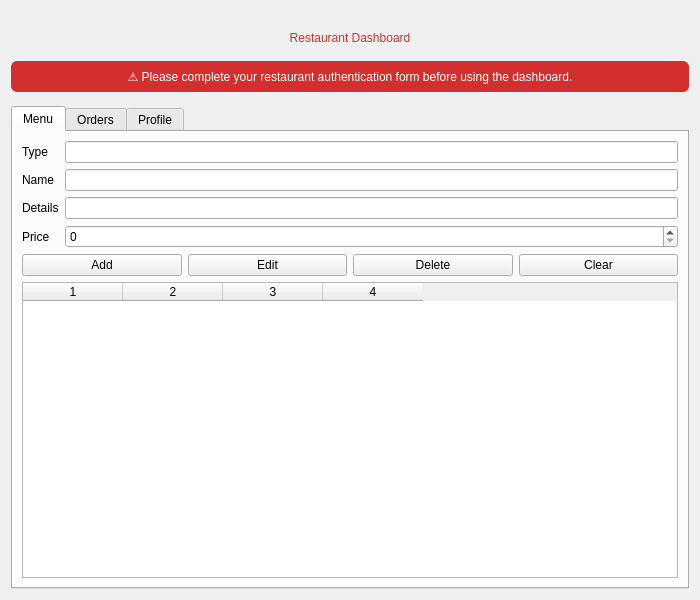
Old version of the form menu_restaurant.ui in the repository ASHKAN3230/iut-food.
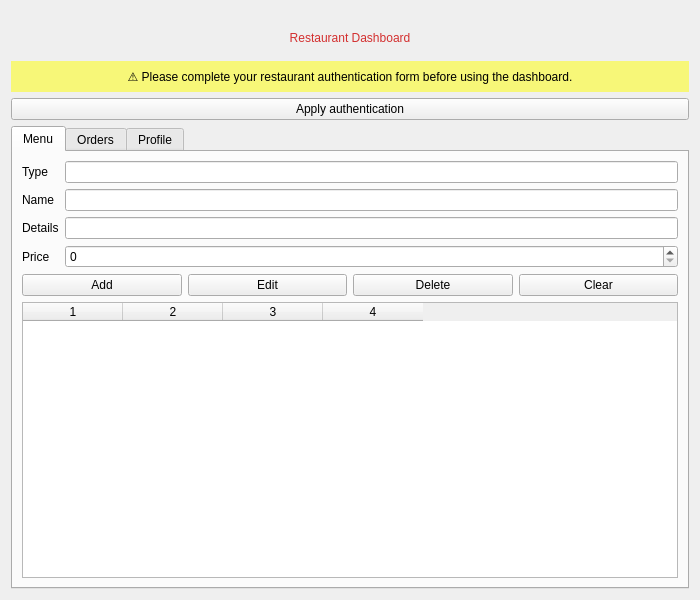
New version of the form.

Commit message: update restaurant dash

The edit to the form file:
```diff
--- a/menu_restaurant.ui
+++ b/menu_restaurant.ui
@@ -39,7 +39,17 @@
       <set>Qt::AlignCenter</set>
      </property>
      <property name="styleSheet">
-      <string notr="true">background: #d32f2f; color: #fff; font: 700 11pt 'Segoe UI'; border-radius: 6px; padding: 8px; margin-bottom: 8px;</string>
+      <string notr="true">background: rgba(255,255,0,0.5); color: #000; font: 700 11pt 'Segoe UI'; padding: 8px;</string>
+     </property>
+    </widget>
+   </item>
+   <item>
+    <widget class="QPushButton" name="applyAuthButton">
+     <property name="text">
+      <string>Apply authentication</string>
+     </property>
+     <property name="visible">
+      <bool>false</bool>
      </property>
     </widget>
    </item>
```
The commit also changes 2 other files.
